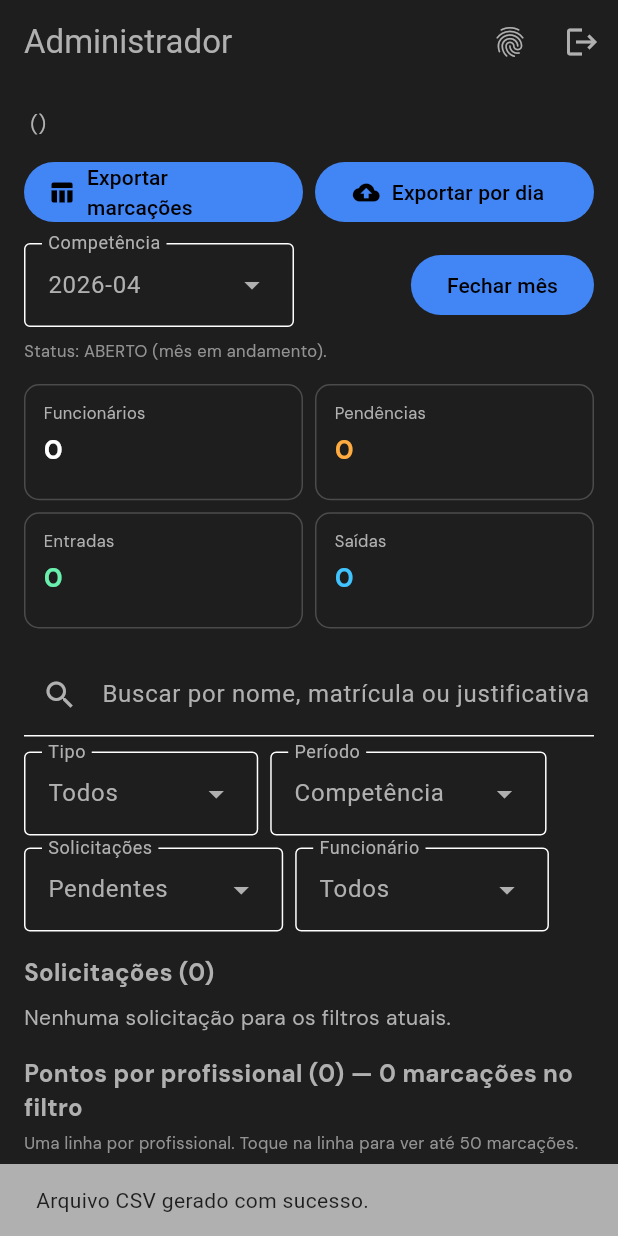
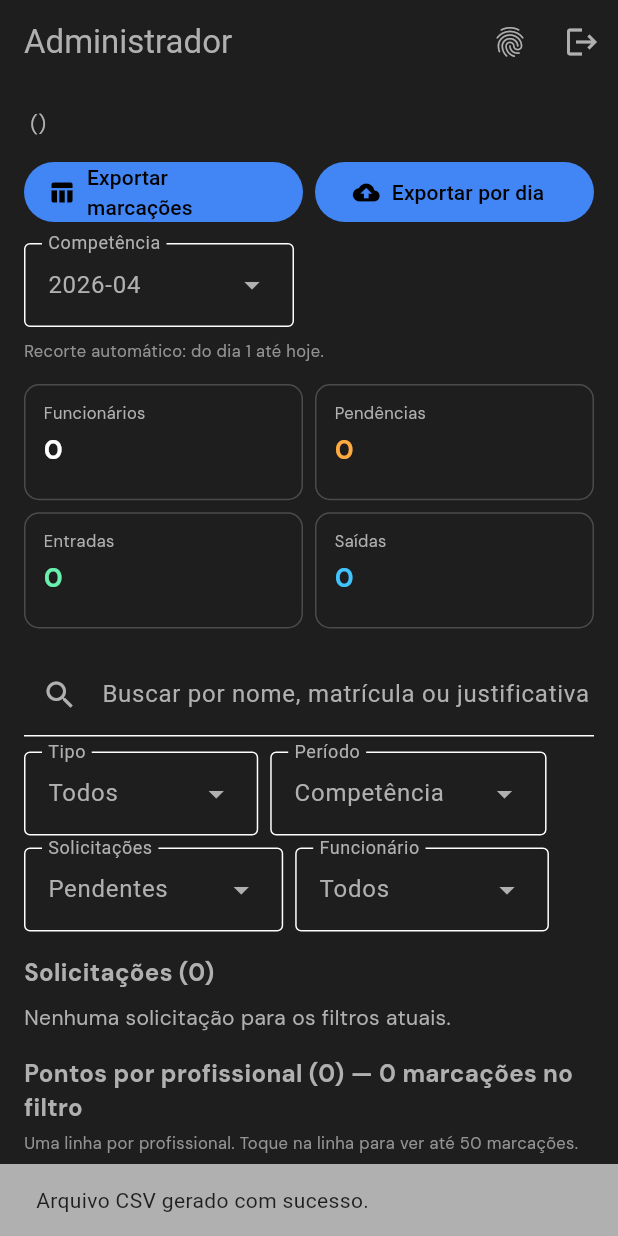
Before and after one commit to gsbarbosa/ponto, a Flutter app: the AdminPage screen opened directly with empty values, after a tap on "Exportar marcações", on a phone screen of 412 x 824 dp. Run offline on Flutter 3.47's test engine with Material 3 defaults, Android fonts, the phone set to English and light mode, and no system bars; our stand-ins replace cloud_firestore, firebase_auth, firebase_core, google_fonts, share_plus, shared_preferences; accounts and stored records are empty.

Commit message:
adjust csv

```diff
--- a/lib/main.dart
+++ b/lib/main.dart
@@ -30,6 +30,7 @@ const _kPrefsTrocaSenha = 'ponto_troca_senha';
 const _senhaInicialFuncionario = 'teatrofeluma';
 const _senhaInicialAdmin = 'teatrofelumaadmin';
 const _kColecaoSegurancaUsuarios = 'seguranca_usuarios';
+// (Reservado) Se quiser reintroduzir fechamentos no futuro.
 const _kColecaoFechamentos = 'fechamentos';
 
 Future<void> main() async {
@@ -983,6 +984,16 @@ class _AdminPageState extends State<AdminPage> {
     return DateTime(start.year, start.month + 1, 1);
   }
 
+  DateTime _fimCompetenciaEfetivoExclusivo(String competencia) {
+    // Se for a competência do mês atual, recorta até "amanhã 00:00" (inclui o dia de hoje).
+    final now = DateTime.now();
+    final atual = _competenciaDeDateTime(now);
+    if (competencia == atual) {
+      return DateTime(now.year, now.month, now.day + 1);
+    }
+    return _fimCompetenciaExclusivo(competencia);
+  }
+
   Stream<QuerySnapshot<Map<String, dynamic>>> _streamPontos() {
     return FirebaseFirestore.instance
         .collection('pontos')
@@ -990,51 +1001,11 @@ class _AdminPageState extends State<AdminPage> {
         .snapshots();
   }
 
-  Stream<QuerySnapshot<Map<String, dynamic>>> _streamFechamentos() {
-    return FirebaseFirestore.instance
-        .collection(_kColecaoFechamentos)
-        .limit(200)
-        .snapshots();
-  }
-
   Stream<QuerySnapshot<Map<String, dynamic>>> _streamSolicitacoes() {
     return FirebaseFirestore.instance
         .collection('solicitacoes_correcao')
         .limit(800)
         .snapshots();
-  }
-
-  Future<void> _fecharMes(BuildContext context, String competencia) async {
-    try {
-      final start = _inicioCompetencia(competencia);
-      final end = _fimCompetenciaExclusivo(competencia);
-
-      // Conta pontos do mês para gravar no fechamento.
-      final snap = await FirebaseFirestore.instance
-          .collection('pontos')
-          .where('timestamp', isGreaterThanOrEqualTo: Timestamp.fromDate(start))
-          .where('timestamp', isLessThan: Timestamp.fromDate(end))
-          .get()
-          .timeout(_firestoreTimeout);
-
-      await FirebaseFirestore.instance.collection(_kColecaoFechamentos).doc(competencia).set({
-        'competencia': competencia,
-        'status': 'fechado',
-        'fechadoPor': '${widget.nome} (${widget.codigo})',
-        'fechadoEm': FieldValue.serverTimestamp(),
-        'totalMarcacoes': snap.docs.length,
-      }, SetOptions(merge: true)).timeout(_firestoreTimeout);
-
-      if (!context.mounted) return;
-      ScaffoldMessenger.of(context).showSnackBar(
-        SnackBar(content: Text('Competência $competencia fechada.')),
-      );
-    } catch (e) {
-      if (!context.mounted) return;
-      ScaffoldMessenger.of(context).showSnackBar(
-        SnackBar(content: Text('Falha ao fechar mês: $e'), backgroundColor: Colors.red),
-      );
-    }
   }
 
   DateTime? _parseDataHoraPtBr(String data, String hora) {
@@ -1210,7 +1181,7 @@ class _AdminPageState extends State<AdminPage> {
     }
     DateTime? fim;
     if (_filtroPeriodo == 'MES' && _competencia.isNotEmpty) {
-      fim = _fimCompetenciaExclusivo(_competencia);
+      fim = _fimCompetenciaEfetivoExclusivo(_competencia);
     }
 
     final busca = _busca.trim().toLowerCase();
@@ -1413,7 +1384,7 @@ class _AdminPageState extends State<AdminPage> {
     var ref = FirebaseFirestore.instance.collection('pontos').orderBy('timestamp');
     if (_competencia.isNotEmpty) {
       final start = _inicioCompetencia(_competencia);
-      final end = _fimCompetenciaExclusivo(_competencia);
+      final end = _fimCompetenciaEfetivoExclusivo(_competencia);
       ref = ref
           .where('timestamp', isGreaterThanOrEqualTo: Timestamp.fromDate(start))
           .where('timestamp', isLessThan: Timestamp.fromDate(end));
@@ -1447,7 +1418,7 @@ class _AdminPageState extends State<AdminPage> {
     var ref = FirebaseFirestore.instance.collection('pontos').orderBy('timestamp');
     if (_competencia.isNotEmpty) {
       final start = _inicioCompetencia(_competencia);
-      final end = _fimCompetenciaExclusivo(_competencia);
+      final end = _fimCompetenciaEfetivoExclusivo(_competencia);
       ref = ref
           .where('timestamp', isGreaterThanOrEqualTo: Timestamp.fromDate(start))
           .where('timestamp', isLessThan: Timestamp.fromDate(end));
@@ -1600,26 +1571,14 @@ class _AdminPageState extends State<AdminPage> {
         ],
       ),
       body: StreamBuilder<QuerySnapshot<Map<String, dynamic>>>(
-        stream: _streamFechamentos(),
-        builder: (context, fechamentosSnap) {
-          return StreamBuilder<QuerySnapshot<Map<String, dynamic>>>(
         stream: _streamPontos(),
         builder: (context, pontosSnap) {
           return StreamBuilder<QuerySnapshot<Map<String, dynamic>>>(
             stream: _streamSolicitacoes(),
             builder: (context, solicitacoesSnap) {
-                  if (fechamentosSnap.connectionState == ConnectionState.waiting ||
-                      pontosSnap.connectionState == ConnectionState.waiting ||
+              if (pontosSnap.connectionState == ConnectionState.waiting ||
                   solicitacoesSnap.connectionState == ConnectionState.waiting) {
                 return const Center(child: CircularProgressIndicator());
-                  }
-                  if (fechamentosSnap.hasError) {
-                    return Center(
-                      child: Text(
-                        'Erro ao carregar fechamentos: ${fechamentosSnap.error}',
-                        style: GoogleFonts.dmSans(color: Colors.red),
-                      ),
-                    );
               }
               if (pontosSnap.hasError) {
                 return Center(
@@ -1638,7 +1597,6 @@ class _AdminPageState extends State<AdminPage> {
                 );
               }
 
-                  final fechamentosDocs = fechamentosSnap.data?.docs ?? [];
               final pontosDocs = pontosSnap.data?.docs ?? [];
               final solicitacoesDocs = solicitacoesSnap.data?.docs ?? [];
               final pontosFiltrados = _filtrarPontos(pontosDocs);
@@ -1677,14 +1635,7 @@ class _AdminPageState extends State<AdminPage> {
                   .where((d) => (d.data()['tipo'] ?? '').toString() == 'SAIR')
                   .length;
 
-              Map<String, dynamic>? fechamentoAtual;
-              for (final f in fechamentosDocs) {
-                if (f.id == competenciaEfetiva) {
-                  fechamentoAtual = f.data();
-                  break;
-                }
-              }
-              final isFechado = (fechamentoAtual?['status'] ?? '') == 'fechado';
+              final isMesAtual = competenciaEfetiva == _competenciaDeDateTime(DateTime.now());
 
               return ListView(
                 padding: const EdgeInsets.all(16),
@@ -1739,21 +1690,16 @@ class _AdminPageState extends State<AdminPage> {
                           ],
                         ),
                       ),
-                      const SizedBox(width: 10),
-                      FilledButton(
-                        onPressed: isFechado ? null : () => _fecharMes(context, competenciaEfetiva),
-                        child: Text(isFechado ? 'Mês fechado' : 'Fechar mês'),
-                      ),
                     ],
                   ),
                   const SizedBox(height: 8),
                   Text(
-                    isFechado
-                        ? 'Status: FECHADO (histórico).'
-                        : 'Status: ABERTO (mês em andamento).',
+                    isMesAtual
+                        ? 'Recorte automático: do dia 1 até hoje.'
+                        : 'Recorte automático: mês completo.',
                     style: GoogleFonts.dmSans(
                       fontSize: 11,
-                      color: isFechado ? Colors.orangeAccent : _kGrayText.withValues(alpha: 0.8),
+                      color: _kGrayText.withValues(alpha: 0.8),
                     ),
                   ),
                   const SizedBox(height: 14),
@@ -1931,8 +1877,6 @@ class _AdminPageState extends State<AdminPage> {
             },
           );
         },
-          );
-        },
       ),
     );
   }
```
Lines whose indentation alone changed are shown as unchanged.
